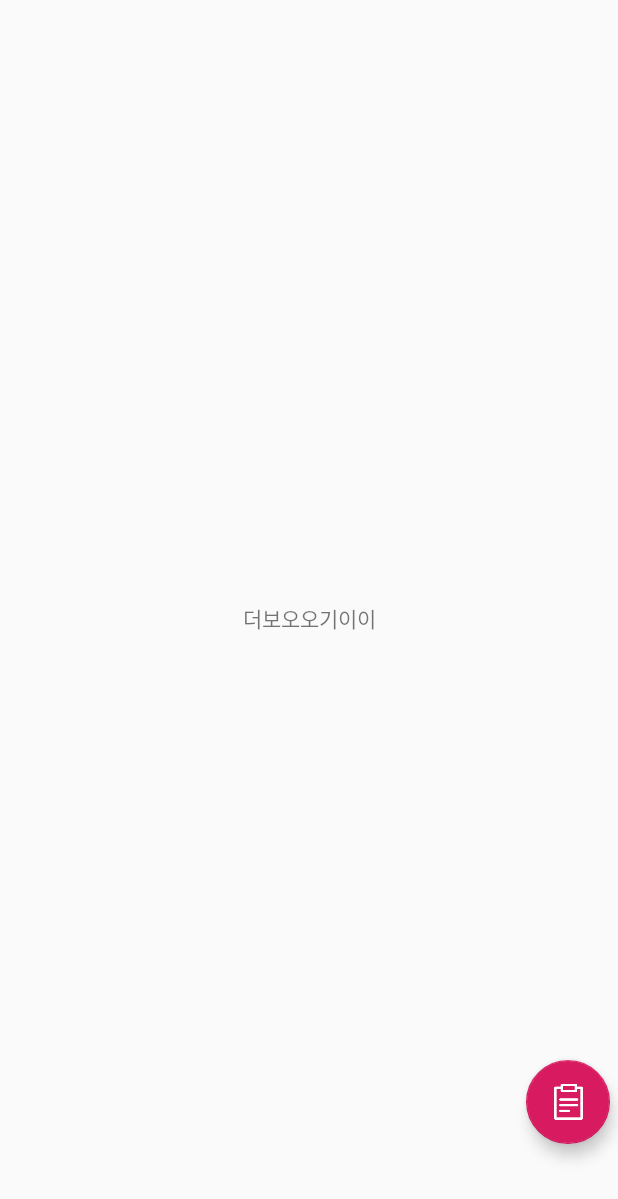
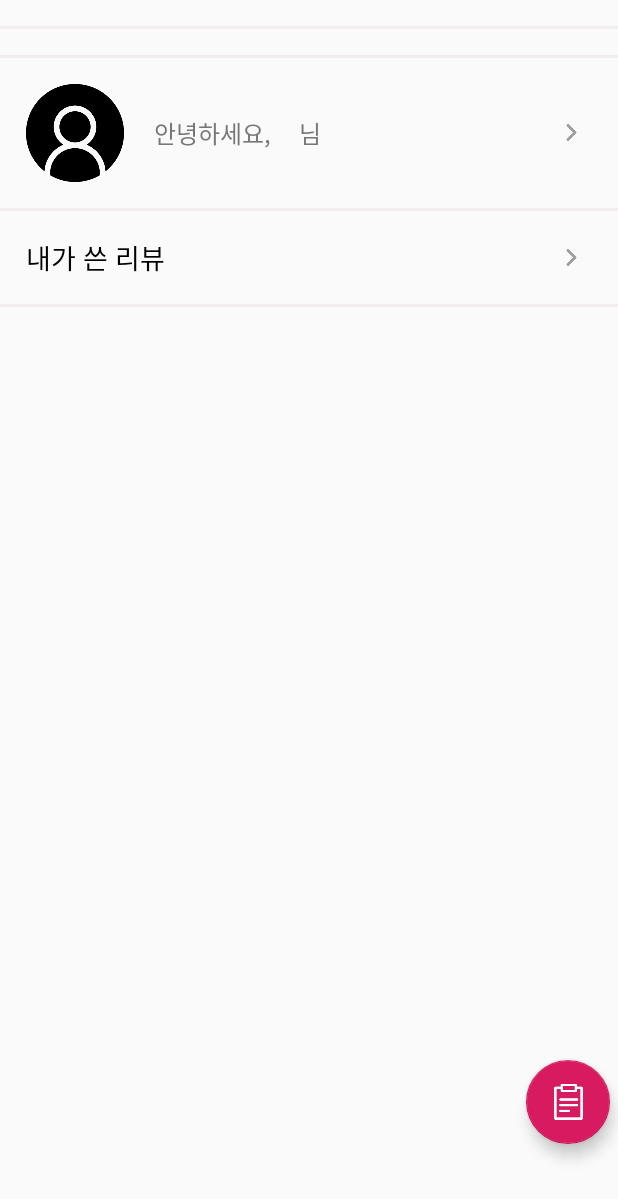
Before and after one commit to miinsuu/MOC, an Android app: the fragment MoreInfoFragment placed in its activity, on a phone screen of 412 x 824 dp. Shown: the top 1199 px of the screen. Run offline under Robolectric (Android 15) with nearby library versions, the phone set to English and light mode, and no system bars; our stand-ins replace Firebase (no records; nobody signed in at launch, a user with empty details on screens opened directly); libraries missing offline, so code that uses them is left out: com.facebook, com.facebook.login; 1 statement that could not run was skipped.

Commit message:
더보기 화면 구성(유저 닉네임연동)

```diff
--- a/app/src/main/java/com/momeokji/moc/MoreInfoFragment.java
+++ b/app/src/main/java/com/momeokji/moc/MoreInfoFragment.java
@@ -9,6 +9,9 @@ import androidx.fragment.app.Fragment;
 import android.view.LayoutInflater;
 import android.view.View;
 import android.view.ViewGroup;
+import android.widget.TextView;
+
+import com.momeokji.moc.data.User;
 
 
 /**
@@ -26,7 +29,16 @@ public class MoreInfoFragment extends Fragment {
     public View onCreateView(LayoutInflater inflater, ViewGroup container,
                              Bundle savedInstanceState) {
         // Inflate the layout for this fragment
-        return inflater.inflate(R.layout.fragment_more_info, container, false);
+        final View view =  inflater.inflate(R.layout.fragment_more_info, container, false);
+
+        View userNicknameLinearLayout = view.findViewById(R.id.moreInfo_fragment_userNickname_linearLayout);
+        View myReviewLinearLayout = view.findViewById(R.id.moreInfo_fragment_myReview_linearLayout);
+        TextView userNicknameTxt = view.findViewById(R.id.moreInfo_fragment_userNicknameTxt);
+
+        // 유저 이름 띄우기
+        userNicknameTxt.setText(User.getUser().getNickName());
+
+        return view;
     }
 
     @Override
--- a/app/src/main/java/com/momeokji/moc/SignUpActivity.java
+++ b/app/src/main/java/com/momeokji/moc/SignUpActivity.java
@@ -133,9 +133,10 @@ public class SignUpActivity extends AppCompatActivity {
                     public void onComplete(@NonNull Task<AuthResult> task) {
                         if (task.isSuccessful()) {
                             Log.e("회원가입CHECK", "EmailSignUp 성공");
-                            FirebaseAuth.getInstance().getCurrentUser().getUid();
-                            // 닉네임 DB에 저장
-                            DatabaseQueryClass.UserInfo.putUserNickNameToDB(email, nickname);
+                            // 사용자UID
+                            String userUID = FirebaseAuth.getInstance().getCurrentUser().getUid();
+                            // 사용자UID & 닉네임 DB에 저장
+                            DatabaseQueryClass.UserInfo.putUserNickNameToDB(userUID, nickname);
                             // 회원가입 완료 후 로그인 페이지로 이동
                             Toast.makeText(getApplicationContext(),"회원가입 되었습니다.",Toast.LENGTH_SHORT).show();
                             moveLoginActivity();
--- a/app/src/main/res/layout/fragment_more_info.xml
+++ b/app/src/main/res/layout/fragment_more_info.xml
@@ -6,10 +6,127 @@
     tools:context=".MoreInfoFragment">
 
     <!-- TODO: Update blank fragment layout -->
-    <TextView
+    <LinearLayout
         android:layout_width="match_parent"
         android:layout_height="match_parent"
-        android:gravity="center"
-        android:text="더보오오기이이" />
+        android:orientation="vertical">
+        <View
+            android:layout_width="match_parent"
+            android:layout_height="2dp"
+            android:layout_marginTop="17dp"
+            android:background="#6FE4DBDB"/>
+        <View
+            android:layout_width="match_parent"
+            android:layout_height="2dp"
+            android:layout_marginTop="17dp"
+            android:background="#6FE4DBDB"/>
+
+        <!--유저닉네임 수정 버튼 시작-->
+        <LinearLayout
+            android:id="@+id/moreInfo_fragment_userNickname_linearLayout"
+            android:layout_width="match_parent"
+            android:layout_height="wrap_content"
+            android:layout_marginTop="17dp"
+            android:layout_marginLeft="17dp"
+            android:orientation="horizontal">
+            <ImageView
+                android:layout_width="65dp"
+                android:layout_height="65dp"
+                android:src="@drawable/user"
+                />
+            <TextView
+                android:layout_width="wrap_content"
+                android:layout_height="wrap_content"
+                android:layout_gravity="center_vertical"
+                android:layout_marginLeft="20dp"
+                android:layout_marginRight="15dp"
+                android:text="안녕하세요,"
+                android:textColor="#777777"
+                android:textSize="16sp"/>
+            <TextView
+                android:id="@+id/moreInfo_fragment_userNicknameTxt"
+                android:layout_width="wrap_content"
+                android:layout_height="wrap_content"
+                android:layout_gravity="center_vertical"
+                android:layout_marginRight="3dp"
+                android:text="NickName"
+                android:textColor="#222222"
+                android:textSize="18sp"/>
+            <TextView
+                android:layout_width="wrap_content"
+                android:layout_height="wrap_content"
+                android:layout_gravity="center_vertical"
+                android:text="님"
+                android:textColor="#777777"
+                android:textSize="16sp"/>
+            <LinearLayout
+                android:layout_width="match_parent"
+                android:layout_height="wrap_content"
+                android:layout_gravity="center_vertical"
+                android:gravity="right">
+                <ImageView
+                    android:layout_width="11dp"
+                    android:layout_height="11dp"
+                    android:tint="@color/darkGray"
+                    android:layout_gravity="center_vertical"
+                    android:layout_marginRight="25dp"
+                    android:src="@drawable/rightarrowicon"/>
+            </LinearLayout>
+
+        </LinearLayout>
+
+        <View
+            android:layout_width="match_parent"
+            android:layout_height="2dp"
+            android:layout_marginTop="17dp"
+            android:background="#6FE4DBDB"/>
+        <!--유저닉네임 수정 버튼 끝-->
+
+        <!--내가 쓴 리뷰 버튼 시작-->
+        <LinearLayout
+            android:id="@+id/moreInfo_fragment_myReview_linearLayout"
+            android:layout_width="match_parent"
+            android:layout_height="wrap_content"
+            android:layout_marginTop="17dp"
+            android:layout_marginLeft="17dp"
+            android:orientation="horizontal">
+            <TextView
+                android:layout_width="wrap_content"
+                android:layout_height="wrap_content"
+                android:layout_gravity="center_vertical"
+                android:text="내가 쓴 리뷰"
+                android:textSize="18sp"
+                android:textColor="@color/black"/>
+            <LinearLayout
+                android:layout_width="match_parent"
+                android:layout_height="wrap_content"
+                android:layout_gravity="center_vertical"
+                android:gravity="right">
+                <ImageView
+                    android:layout_width="11dp"
+                    android:layout_height="11dp"
+                    android:tint="@color/darkGray"
+                    android:layout_gravity="center_vertical"
+                    android:layout_marginRight="25dp"
+                    android:src="@drawable/rightarrowicon"/>
+            </LinearLayout>
+        </LinearLayout>
+
+        <View
+            android:layout_width="match_parent"
+            android:layout_height="2dp"
+            android:layout_marginTop="17dp"
+            android:background="#6FE4DBDB"/>
+        <!--내가 쓴 리뷰 버튼 끝-->
+
+
+
+
+<!--        전체 LinearLayout 끝-->
+    </LinearLayout>
+
+
+
+
 
 </FrameLayout>
```
Also changed, not shown: app/src/main/res/drawable-xhdpi/rightarrowicon.png (added), app/src/main/res/drawable-xhdpi/user.png (added).
